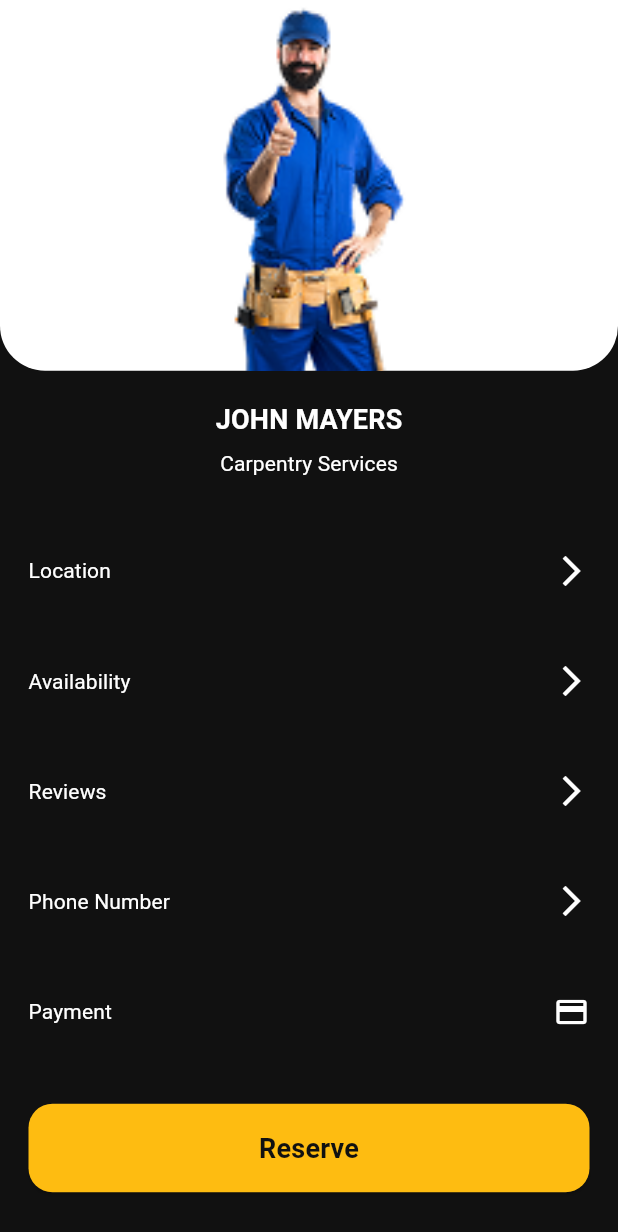
After one commit to MohamedAwden/handy-man, a Flutter app: the WorkerDetails screen opened by its route, on a phone screen of 412 x 824 dp. The commit adds this screen. Shown: the top 1232 px of the screen. Run offline on Flutter 3.47's test engine with Material 3 defaults, Android fonts, the phone set to English and light mode, and no system bars; our stand-ins replace flutter_svg, image_picker, smooth_page_indicator.

Commit message:
implement worker details

```diff
--- a/lib/main.dart
+++ b/lib/main.dart
@@ -10,6 +10,8 @@ import 'package:handyman/pages/home_page.dart';
 import 'package:handyman/utils/app_theme.dart';
 import 'package:handyman/widget/home_screen.dart';
 import 'package:handyman/widget/home_screen.dart';
+import 'package:handyman/widget/worker_details.dart';
+import 'package:handyman/widget/worker_details.dart';
 
 import 'auth/register.dart';
 
@@ -31,6 +33,7 @@ class HandyMan extends StatelessWidget {
         RegisterBusiness.routeName : (_)=>RegisterBusiness(),
         TypeOfUser.routeName : (_)=>TypeOfUser(),
         HomeScreen.routeName : (_)=>HomeScreen(),
+        WorkerDetails.routeName : (_)=>WorkerDetails(),
       },
       initialRoute: HomeScreen.routeName,
       theme: AppTheme.darkTheme,
--- a/lib/tabs/home/home_tab_item.dart
+++ b/lib/tabs/home/home_tab_item.dart
@@ -1,4 +1,5 @@
 import 'package:flutter/material.dart';
+import 'package:handyman/widget/worker_details.dart';
 
 import '../../utils/app_theme.dart';
 
@@ -8,7 +9,9 @@ class HomeTabItem extends StatelessWidget {
 
   @override
   Widget build(BuildContext context) {
-    return Column(
+    return InkWell(
+      onTap: (){Navigator.pushNamed(context, WorkerDetails.routeName);},
+      child: Column(
         crossAxisAlignment: CrossAxisAlignment.start,
         children: [
           Container(
@@ -30,6 +33,7 @@ class HomeTabItem extends StatelessWidget {
 
 
         ],
+      ),
     );
   }
 }
--- /dev/null
+++ b/lib/widget/worker_details.dart
@@ -0,0 +1,144 @@
+import 'package:flutter/cupertino.dart';
+import 'package:flutter/material.dart';
+import 'package:handyman/widget/custom_button.dart';
+
+import '../utils/app_theme.dart';
+
+class WorkerDetails extends StatelessWidget {
+  const WorkerDetails({super.key});
+
+  static const String routeName = 'details/';
+
+  @override
+  Widget build(BuildContext context) {
+    Size screenSize = MediaQuery.sizeOf(context);
+    TextTheme textTheme = Theme.of(context).textTheme;
+    return Scaffold(
+      backgroundColor: AppTheme.black,
+      body: SafeArea(
+        child: Column(
+          children: [
+            Container(
+              decoration: const BoxDecoration(
+                borderRadius: BorderRadius.only(
+                  bottomLeft: Radius.circular(30),
+                  bottomRight: Radius.circular(30),
+                ),
+                color: AppTheme.white,
+
+              ),
+              width: double.infinity,
+              child: Image.asset(
+                'assets/images/carpenter_worker.png',
+                height: screenSize.height * .3,
+                fit: BoxFit.fitHeight,
+              ),
+            ),
+            Padding(
+              padding: const EdgeInsets.all(19.0),
+              child: Column(
+                children: [
+                  Text('JOHN MAYERS',style:textTheme.titleMedium?.copyWith(color: AppTheme.white) ,),
+                  SizedBox(height: 6,),
+                  Text('Carpentry Services',style:textTheme.titleSmall ,),
+
+SizedBox(height: screenSize.height*.06,),
+
+                  Row(
+                    mainAxisAlignment: MainAxisAlignment.spaceBetween,
+                    children: [
+                      Text("Location", style: textTheme.titleSmall),
+                      DropdownButton(
+                        items: [],
+                        onChanged: (l) {},
+                        icon: Icon(
+                          Icons.arrow_forward_ios_sharp,
+                          color: AppTheme.white,
+                        ),
+                        underline: SizedBox(),
+                      ),
+                    ],
+                  ),
+                  SizedBox(height: screenSize.height*.06,),
+
+
+                  Row(
+                    mainAxisAlignment: MainAxisAlignment.spaceBetween,
+                    children: [
+                      Text("Availability", style: textTheme.titleSmall),
+                      DropdownButton(
+                        items: [],
+                        onChanged: (l) {},
+                        icon: Icon(
+                          Icons.arrow_forward_ios_sharp,
+                          color: AppTheme.white,
+                        ),
+                        underline: SizedBox(),
+                      ),
+                    ],
+                  ),
+                  SizedBox(height: screenSize.height*.06,),
+
+                  Row(
+                    mainAxisAlignment: MainAxisAlignment.spaceBetween,
+                    children: [
+                      Text("Reviews", style: textTheme.titleSmall),
+                      DropdownButton(
+                        items: [],
+                        onChanged: (l) {},
+                        icon: Icon(
+                          Icons.arrow_forward_ios_sharp,
+                          color: AppTheme.white,
+                        ),
+                        underline: SizedBox(),
+                      ),
+                    ],
+                  ),
+                  SizedBox(height: screenSize.height*.06,),
+
+                  Row(
+                    mainAxisAlignment: MainAxisAlignment.spaceBetween,
+                    children: [
+                      Text("Phone Number", style: textTheme.titleSmall),
+                      DropdownButton(
+                        items: [],
+                        onChanged: (l) {},
+                        icon: Icon(
+                          Icons.arrow_forward_ios_sharp,
+                          color: AppTheme.white,
+                        ),
+                        underline: SizedBox(),
+                      ),
+                    ],
+                  ),
+                  SizedBox(height: screenSize.height*.06,),
+
+                  Row(
+                    mainAxisAlignment: MainAxisAlignment.spaceBetween,
+                    children: [
+                      Text("Payment", style: textTheme.titleSmall),
+                      DropdownButton(
+                        items: [],
+                        onChanged: (l) {},
+                        icon: Icon(
+                          Icons.payment_outlined,
+                          color: AppTheme.white,
+
+                        ),
+                        underline: SizedBox(),
+
+                      ),
+                    ],
+                  ),
+                  SizedBox(height: screenSize.height*.06,),
+
+                  CustomButton(action: (){}, text: "Reserve", )
+                ],
+              ),
+            ),
+          ],
+        ),
+      ),
+    );
+  }
+}
```
Lines whose indentation alone changed are shown as unchanged.
